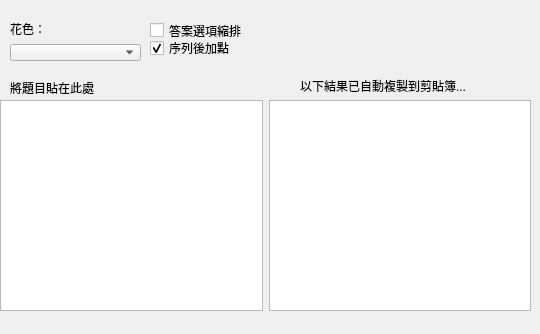
Qt form playtext.ui (wlhunag/assign_number) before a commit.
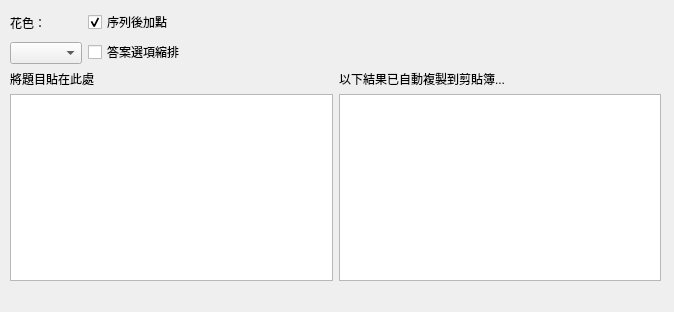
The same form after that commit.

What changed in the file:
```diff
--- a/playtext.ui
+++ b/playtext.ui
@@ -6,8 +6,8 @@
    <rect>
     <x>0</x>
     <y>0</y>
-    <width>540</width>
-    <height>334</height>
+    <width>674</width>
+    <height>312</height>
    </rect>
   </property>
   <property name="acceptDrops">
@@ -19,38 +19,21 @@
   <property name="toolTip">
    <string/>
   </property>
-  <widget class="QWidget" name="horizontalLayoutWidget">
-   <property name="geometry">
-    <rect>
-     <x>0</x>
-     <y>100</y>
-     <width>531</width>
-     <height>211</height>
-    </rect>
-   </property>
-   <layout class="QHBoxLayout" name="horizontalLayout">
-    <item>
-     <widget class="QPlainTextEdit" name="plainTextEdit">
-      <property name="toolTip">
-       <string>將複製下來的考古題貼在此處</string>
-      </property>
-     </widget>
-    </item>
-    <item>
-     <widget class="QTextBrowser" name="textBrowser"/>
-    </item>
-   </layout>
-  </widget>
-  <widget class="QWidget" name="verticalLayoutWidget">
+  <widget class="QWidget" name="formLayoutWidget">
    <property name="geometry">
     <rect>
      <x>10</x>
-     <y>20</y>
-     <width>131</width>
-     <height>41</height>
+     <y>10</y>
+     <width>651</width>
+     <height>271</height>
     </rect>
    </property>
-   <layout class="QVBoxLayout" name="verticalLayout">
+   <layout class="QFormLayout" name="formLayout">
+    <property name="fieldGrowthPolicy">
+     <enum>QFormLayout::AllNonFixedFieldsGrow</enum>
+    </property>
+    <item row="0" column="0">
+     <layout class="QVBoxLayout" name="verticalLayout_2">
     <item>
      <widget class="QLabel" name="label">
       <property name="text">
@@ -72,16 +55,21 @@
      </widget>
     </item>
    </layout>
-  </widget>
+    </item>
+    <item row="0" column="1">
+     <layout class="QVBoxLayout" name="verticalLayout">
+      <item>
+       <widget class="QCheckBox" name="checkBox_2">
+        <property name="text">
+         <string>序列後加點</string>
+        </property>
+        <property name="checked">
+         <bool>true</bool>
+        </property>
+       </widget>
+      </item>
+      <item>
   <widget class="QCheckBox" name="checkBox">
-   <property name="geometry">
-    <rect>
-     <x>150</x>
-     <y>20</y>
-     <width>131</width>
-     <height>21</height>
-    </rect>
-   </property>
    <property name="toolTip">
     <string>方便在word 中自動編號</string>
    </property>
@@ -89,48 +77,45 @@
     <string>答案選項縮排</string>
    </property>
   </widget>
-  <widget class="QLabel" name="label_2">
-   <property name="geometry">
-    <rect>
-     <x>300</x>
-     <y>70</y>
-     <width>211</width>
-     <height>31</height>
-    </rect>
-   </property>
-   <property name="text">
-    <string>以下結果已自動複製到剪貼簿...</string>
-   </property>
-  </widget>
+      </item>
+     </layout>
+    </item>
+    <item row="1" column="0" colspan="2">
+     <layout class="QHBoxLayout" name="horizontalLayout_2">
+      <item>
   <widget class="QLabel" name="label_3">
-   <property name="geometry">
-    <rect>
-     <x>10</x>
-     <y>80</y>
-     <width>161</width>
-     <height>16</height>
-    </rect>
-   </property>
    <property name="text">
     <string>將題目貼在此處</string>
    </property>
   </widget>
-  <widget class="QCheckBox" name="checkBox_2">
-   <property name="geometry">
-    <rect>
-     <x>150</x>
-     <y>40</y>
-     <width>111</width>
-     <height>16</height>
-    </rect>
-   </property>
+      </item>
+      <item>
+       <widget class="QLabel" name="label_2">
    <property name="text">
-    <string>序列後加點</string>
-   </property>
-   <property name="checked">
-    <bool>true</bool>
-   </property>
-  </widget>
+         <string>以下結果已自動複製到剪貼簿...</string>
+        </property>
+       </widget>
+      </item>
+     </layout>
+    </item>
+    <item row="2" column="0" colspan="2">
+     <layout class="QHBoxLayout" name="horizontalLayout">
+      <item>
+       <widget class="QPlainTextEdit" name="plainTextEdit">
+        <property name="toolTip">
+         <string>將複製下來的考古題貼在此處</string>
+        </property>
+       </widget>
+      </item>
+      <item>
+       <widget class="QTextBrowser" name="textBrowser"/>
+      </item>
+     </layout>
+    </item>
+   </layout>
+  </widget>
+  <zorder>formLayoutWidget</zorder>
+  <zorder>horizontalLayoutWidget</zorder>
  </widget>
  <resources/>
  <connections>
```
Lines whose indentation alone changed are shown as unchanged.
